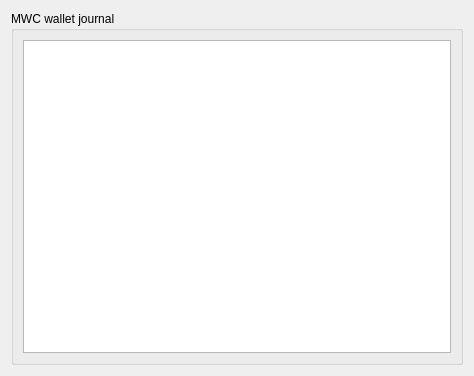
Before: the Qt Designer form windows/events.ui in mwcproject/mwc-qt-wallet, drawn with Qt 5.
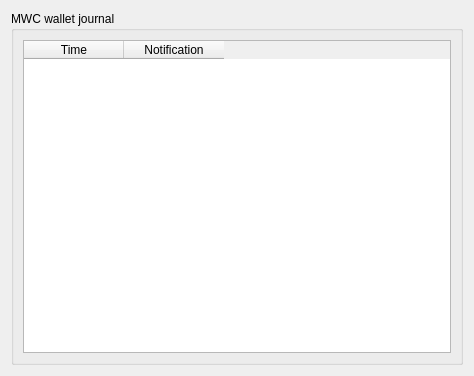
After: the same form once the commit is applied. Custom widgets are drawn as their Qt base class.

Commit message: Finish with pages. Add list with columns

```diff
--- a/windows/events.ui
+++ b/windows/events.ui
@@ -21,13 +21,31 @@
      </property>
      <layout class="QVBoxLayout" name="verticalLayout">
       <item>
-       <widget class="QTableView" name="notifications"/>
+       <widget class="ListWithColumns" name="notifications">
+        <column>
+         <property name="text">
+          <string>Time</string>
+         </property>
+        </column>
+        <column>
+         <property name="text">
+          <string>Notification</string>
+         </property>
+        </column>
+       </widget>
       </item>
      </layout>
     </widget>
    </item>
   </layout>
  </widget>
+ <customwidgets>
+  <customwidget>
+   <class>ListWithColumns</class>
+   <extends>QTableWidget</extends>
+   <header>control/listwithcolumns.h</header>
+  </customwidget>
+ </customwidgets>
  <resources/>
  <connections/>
 </ui>
```
The commit also changes 23 other files.
